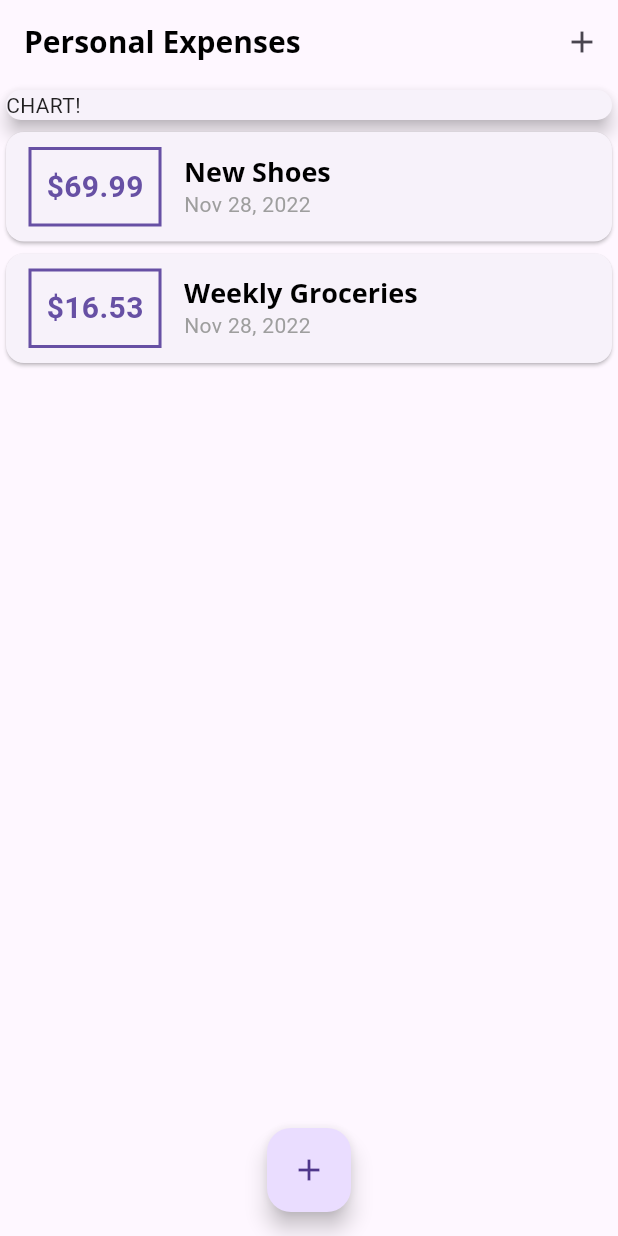
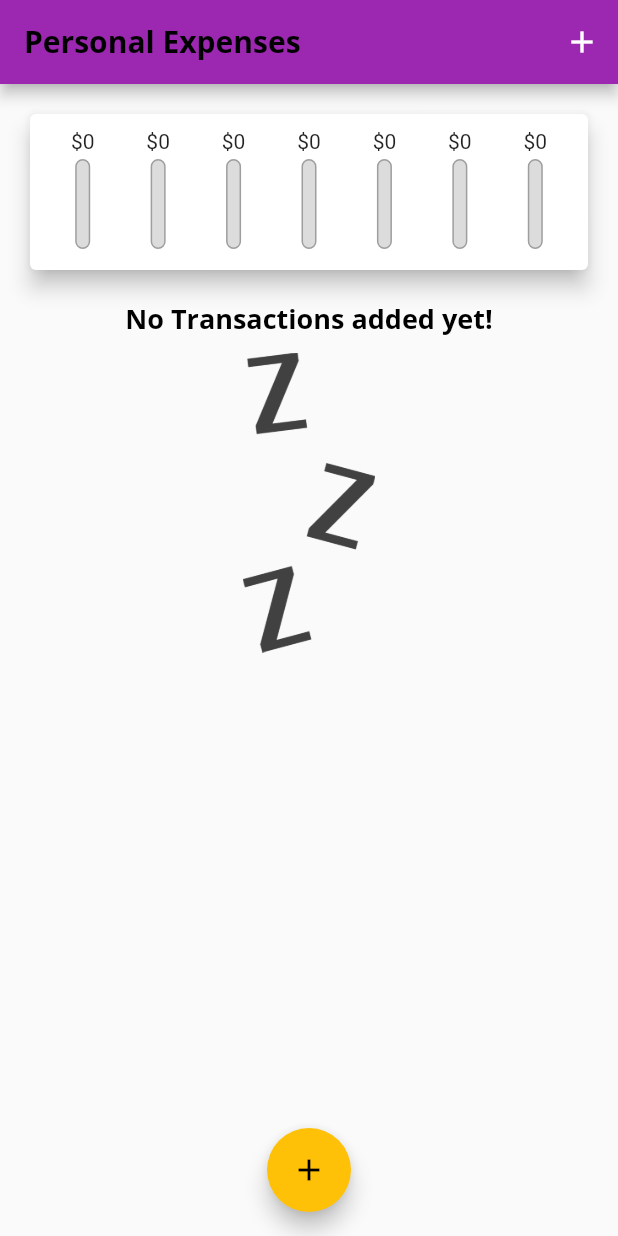
Before and after one commit to yenser/expense_management, a Flutter app: the screen it shows after launch, on a phone screen of 412 x 824 dp. Run offline on Flutter 3.47's test engine with Material 2 defaults, Android fonts, the phone set to English and light mode, and no system bars.

Commit message:
bar charts

```diff
--- a/lib/main.dart
+++ b/lib/main.dart
@@ -2,6 +2,7 @@
 import 'package:flutter/material.dart';
 
 import 'models/transaction.dart';
+import 'widgets/chart.dart';
 import 'widgets/transaction_list.dart';
 
 void main() {
@@ -18,6 +19,7 @@
       title: 'Flutter Demo',
       theme: ThemeData(
           primarySwatch: Colors.purple,
+          accentColor: Colors.amber,
           // colorScheme:ColorScheme.fromSwtch().copyWith(primary: Colors.purple, secondary: Colors.amber), // something is broken here still
           fontFamily: 'Quicksand',
           textTheme: ThemeData.light().textTheme.copyWith(
@@ -34,7 +36,7 @@
                 fontSize: 20,
                 fontWeight: FontWeight.bold),
           ),
-          useMaterial3: true),
+          useMaterial3: false),
       home: const MyHomePage(),
     );
   }
@@ -49,14 +51,21 @@
 
 class _MyHomePageState extends State<MyHomePage> {
   final List<Transaction> _userTransactions = [
-    Transaction(
-        id: 't1', title: 'New Shoes', amount: 69.99, date: DateTime.now()),
-    Transaction(
-        id: 't2',
-        title: 'Weekly Groceries',
-        amount: 16.53,
-        date: DateTime.now())
+    // Transaction(
+    //     id: 't1', title: 'New Shoes', amount: 69.99, date: DateTime.now()),
+    // Transaction(
+    //     id: 't2',
+    //     title: 'Weekly Groceries',
+    //     amount: 16.53,
+    //     date: DateTime.now())
   ];
+
+  List<Transaction> get _recentTransactions {
+    return _userTransactions
+        .where((tx) =>
+            tx.date.isAfter(DateTime.now().subtract(const Duration(days: 7))))
+        .toList();
+  }
 
   void _addNewTransaction(String title, double amount) {
     final newTx = Transaction(
@@ -99,13 +108,7 @@
       body: Column(
         mainAxisAlignment: MainAxisAlignment.start,
         children: [
-          const SizedBox(
-            width: double.infinity,
-            child: Card(
-              elevation: 5,
-              child: Text('CHART!'),
-            ),
-          ),
+          Chart(_recentTransactions),
           TransactionList(_userTransactions)
         ],
       ),
--- a/lib/widgets/chart.dart
+++ b/lib/widgets/chart.dart
@@ -1,11 +1,58 @@
-import 'package:flutter/src/widgets/container.dart';
-import 'package:flutter/src/widgets/framework.dart';
+import '../models/transaction.dart';
+import 'package:flutter/material.dart';
+import 'package:intl/intl.dart';
+import './chart_bar.dart';
 
 class Chart extends StatelessWidget {
-  const Chart({super.key});
+  const Chart(this.recentTransactions, {super.key});
+
+  final List<Transaction> recentTransactions;
+
+  List<Map<String, Object>> get groupedTransactionValues {
+    return List.generate(7, (index) {
+      final weekDay = DateTime.now().subtract(Duration(days: index));
+      double totalSum = 0.0;
+
+      for (var i = 0; i < recentTransactions.length; i++) {
+        if (recentTransactions[i].date.day == weekDay.day &&
+            recentTransactions[i].date.month == weekDay.month &&
+            recentTransactions[i].date.year == weekDay.year) {
+          totalSum += recentTransactions[i].amount;
+        }
+      }
+
+      return {'day': DateFormat.E().format(weekDay), 'amount': totalSum};
+    });
+  }
+
+  double get maxSpending {
+    return groupedTransactionValues.fold(
+        0.0, (sum, item) => sum + (item['amount'] as double));
+  }
 
   @override
   Widget build(BuildContext context) {
-    return Container();
+    return Card(
+      elevation: 6,
+      margin: const EdgeInsets.all(20),
+      child: Padding(
+        padding: const EdgeInsets.all(10),
+        child: Row(
+          mainAxisAlignment: MainAxisAlignment.spaceAround,
+          children: groupedTransactionValues.map((data) {
+            return Flexible(
+              fit: FlexFit.tight,
+              child: ChartBar(
+                label: data['day'].toString(),
+                spendingAmount: data['amount'] as double,
+                spendingPctOfTotal: maxSpending == 0.0
+                    ? maxSpending
+                    : ((data['amount'] as double) / maxSpending),
+              ),
+            );
+          }).toList(),
+        ),
+      ),
+    );
   }
 }
--- /dev/null
+++ b/lib/widgets/chart_bar.dart
@@ -0,0 +1,48 @@
+import 'package:flutter/material.dart';
+
+class ChartBar extends StatelessWidget {
+  final String label;
+  final double spendingAmount;
+  final double spendingPctOfTotal;
+
+  const ChartBar(
+      {super.key,
+      required this.label,
+      required this.spendingAmount,
+      required this.spendingPctOfTotal});
+
+  @override
+  Widget build(BuildContext context) {
+    return Column(
+      children: [
+        FittedBox(child: Text('\$${spendingAmount.toStringAsFixed(0)}')),
+        const SizedBox(height: 4),
+        SizedBox(
+          height: 60,
+          width: 10,
+          child: Stack(children: [
+            Container(
+              decoration: BoxDecoration(
+                border: Border.all(color: Colors.grey, width: 1.0),
+                color: const Color.fromRGBO(220, 220, 220, 1),
+                borderRadius: BorderRadius.circular(10),
+              ),
+            ),
+            FractionallySizedBox(
+              heightFactor: spendingPctOfTotal,
+              child: Container(
+                decoration: BoxDecoration(
+                  color: Theme.of(context).primaryColor,
+                  borderRadius: BorderRadius.circular(10),
+                ),
+              ),
+            )
+          ]),
+        ),
+        const SizedBox(
+          height: 4,
+        )
+      ],
+    );
+  }
+}
```
